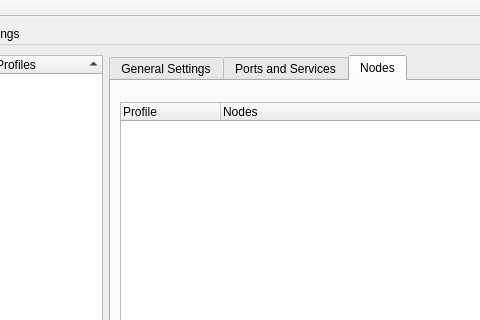
Old version of the form NovaGUI/UI/novaconfig.ui in the repository altf4/Nova; both pictures show x 195 to 675 and y 0 to 320 of the 800 by 500 pixel window.
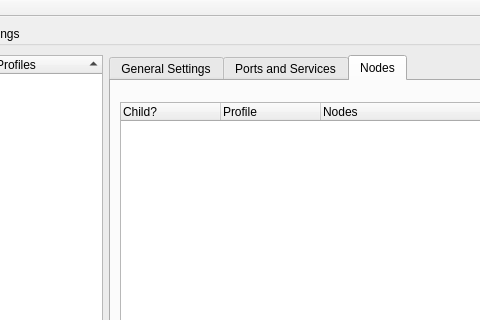
New version of the form. The open tabs and pages were chosen to show the change.

Commit message:
UI_QT: Node viewing tab in profiles
First run of the node viewing tab is operational in the profiles pane of the
NovaConfig dialog. Shows all nodes related to the seleted profile, including any children.

The edit to the form file:
```diff
--- a/NovaGUI/UI/novaconfig.ui
+++ b/NovaGUI/UI/novaconfig.ui
@@ -2607,6 +2607,11 @@
                    <attribute name="headerStretchLastSection">
                     <bool>true</bool>
                    </attribute>
+                   <column>
+                    <property name="text">
+                     <string>Child?</string>
+                    </property>
+                   </column>
                    <column>
                     <property name="text">
                      <string>Profile</string>
```
The commit also changes 2 other files.
